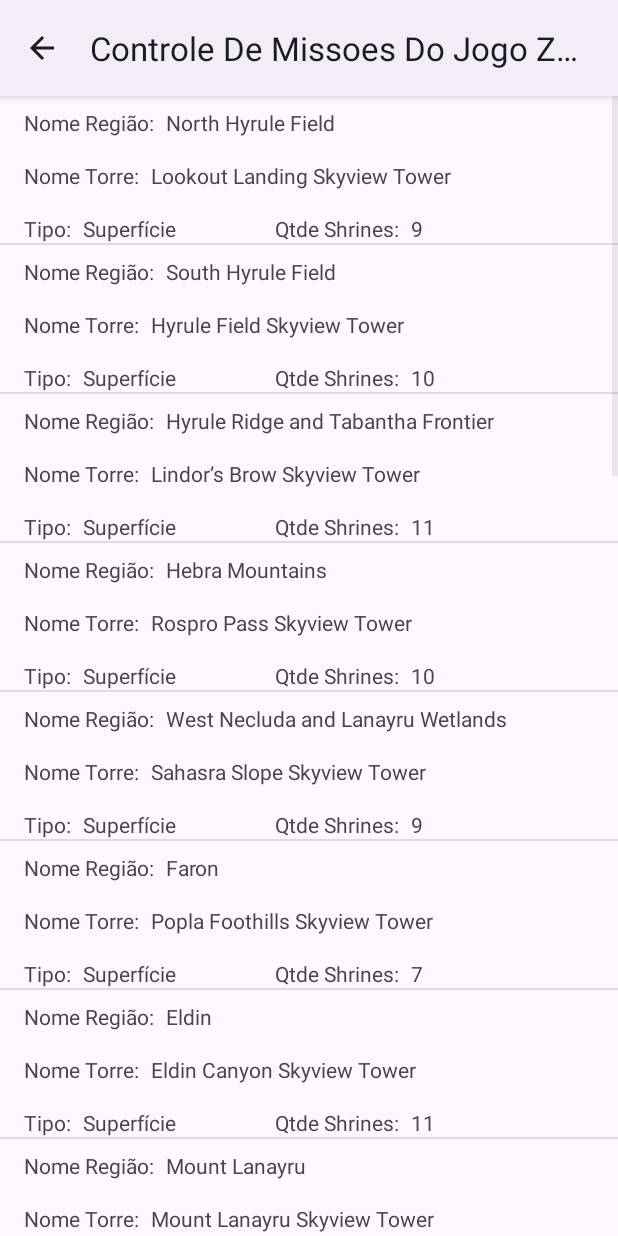
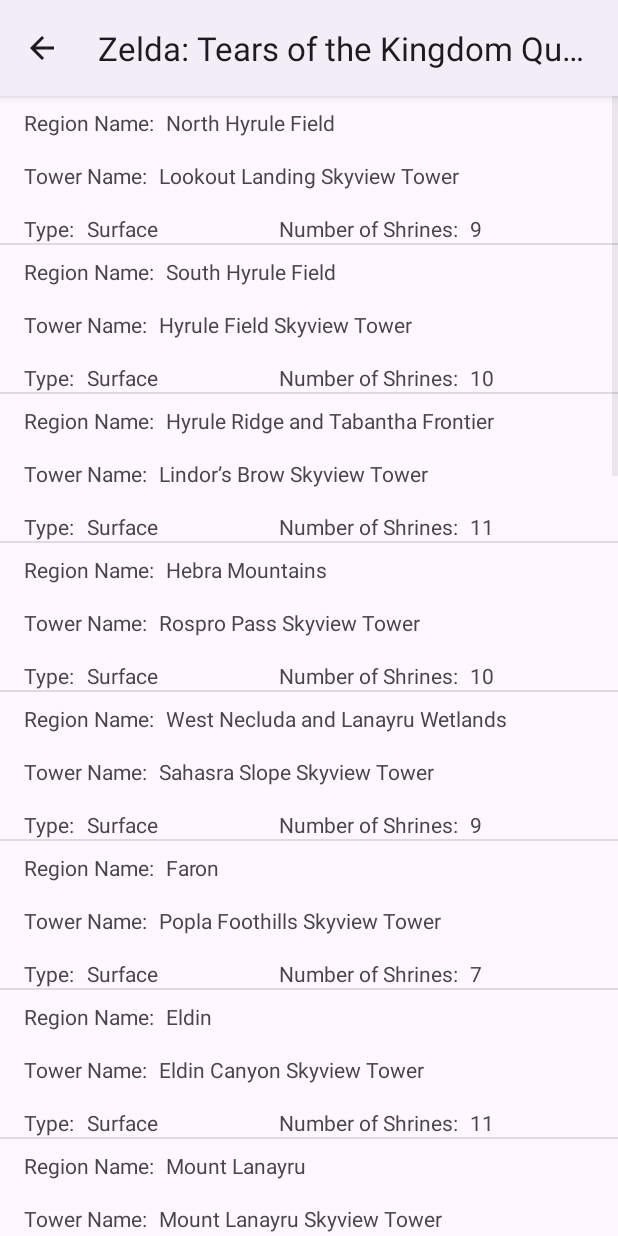
Before and after one commit to Daniellyomori/MissionControllerZelda, an Android app: the RegiaoActivity screen opened directly, with no data from a screen before it, on a phone screen of 412 x 824 dp. Run offline under Robolectric (Android 15) with nearby library versions, the phone set to English and light mode, and no system bars.

Commit message:
Realizada a internacionalização do aplicativo e inserida ordenação por nome da missão na listagem

```diff
--- a/app/src/main/java/daniellyomori/utfpr/edu/controledemissoesdojogozelda/MissaoActivity.java
+++ b/app/src/main/java/daniellyomori/utfpr/edu/controledemissoesdojogozelda/MissaoActivity.java
@@ -155,8 +155,9 @@ public class MissaoActivity extends AppCompatActivity {
 
                 boolean missaoCompleta = bundle.getBoolean(MISSAO_COMPLETA);
                 cbMissaoCompleta.setChecked(missaoCompleta);
+                setTitle(getString(R.string.alterar_missao));
             }
-            setTitle(getString(R.string.alterar_missao));
+
         }
     }
     public void salvar() {
@@ -247,7 +248,7 @@ public class MissaoActivity extends AppCompatActivity {
 
     @Override
     public boolean onCreateOptionsMenu(Menu menu) {
-        getMenuInflater().inflate(R.menu.missos_opcoes, menu);
+        getMenuInflater().inflate(R.menu.missoes_opcoes, menu);
         return true;
     }
 
--- a/app/src/main/res/values/strings.xml
+++ b/app/src/main/res/values/strings.xml
@@ -1,93 +1,95 @@
 <resources>
-    <string name="app_name">Controle De Missoes Do Jogo Zelda: Tears of The Kingdom</string>
-    <string name="nome_missao">Nome Missão</string>
-    <string name="npc_missao">NPC da Missão</string>
-    <string name="regiao">Região</string>
-    <string name="precisa_completar">Precisa completar outra missão antes dessa?</string>
-    <string name="sim">Sim</string>
-    <string name="nao">Não</string>
-    <string name="qual">Qual?</string>
-    <string name="anotacoes">Anotações</string>
-    <string name="missao_completa">Missão Completa</string>
-    <string name="limpar">Limpar</string>
-    <string name="salvar">Salvar</string>
-    <string name="apagados_valores">Valores informados apagados!</string>
-    <string name="valida_nome_missao">Campo [Nome Missão] não pode ser nulo!</string>
-    <string name="valida_anotacoes">Campo [Anotação] não pode ser nulo!</string>
-    <string name="valida_nome_npc">Campo [Nome NPC] não pode ser nulo!</string>
-    <string name="valida_radio_button_missao_dependente">Campo [Precisa Completar Missão] precisa estar selecionado!</string>
+    <string name="app_name">" Zelda: Tears of the Kingdom Quest Control"</string>
+    <string name="nome_missao">Quest Name:</string>
+    <string name="npc_missao">Quest NPC:</string>
+    <string name="regiao">Region:</string>
+    <string name="precisa_completar">Need to complete other quest before this one?</string>
+    <string name="sim">Yes</string>
+    <string name="nao">No</string>
+    <string name="qual">Which one?</string>
+    <string name="anotacoes">Notes:</string>
+    <string name="missao_completa">Quest Completed</string>
+    <string name="limpar">Clean</string>
+    <string name="salvar">Save</string>
+    <string name="apagados_valores">Values deleted!</string>
+    <string name="valida_nome_missao">Field [Quest Name] can not be null!</string>
+    <string name="valida_anotacoes">Field [Notes] can not be null!</string>
+    <string name="valida_nome_npc">Field [Quest NPC] can not be null!!</string>
+    <string name="valida_radio_button_missao_dependente">Button [Complete Another Quest] needs to be selected!</string>
 
-    <string name="regiao_espaco">"Região "</string>
-    <string name="nome_regiao">Nome Região:</string>
-    <string name="nome_torre">Nome Torre:</string>
-    <string name="tipo">Tipo: </string>
-    <string name="foi_clicada">" foi clicada!"</string>
-    <string name="qtde_shrines">Qtde Shrines:</string>
+    <string name="regiao_espaco">"Region  "</string>
+    <string name="nome_regiao">Region Name:</string>
+    <string name="nome_torre">Tower Name:</string>
+    <string name="tipo">Type:</string>
+    <string name="foi_clicada">" was clicked!"</string>
+    <string name="qtde_shrines">Number of Shrines:</string>
 
-    <string name="ceu">Céu</string>
-    <string name="superficie">Superfície</string>
+    <string name="ceu">Sky</string>
+    <string name="superficie">Surface</string>
 
-    <string name="north_hyrule_field">North Hyrule Field</string>
-    <string name="south_hyrule_field">South Hyrule Field</string>
-    <string name="hyrule_ridge_and_tabantha_frontier">Hyrule Ridge and Tabantha Frontier</string>
-    <string name="faron">Faron</string>
-    <string name="eldin">Eldin</string>
-    <string name="akkala">Akala</string>
-    <string name="tabantha_tundra">Tabantha Tundra</string>
-    <string name="great_hyrule_forest">Great Hyrule Forest</string>
-    <string name="hebra_mountains">Hebra Mountains</string>
-    <string name="west_necluda_and_lanayru_wetlands"> West Necluda and Lanayru Wetlands</string>
-    <string name="mount_lanaryu">Mount Lanayru</string>
-    <string name="lanayru_great_spring">Lanayru Great Spring</string>
-    <string name="east_necluda">East Necluda</string>
-    <string name="gerudo_desert"> Gerudo Desert</string>
-    <string name="gerudo_highlands">Gerudo Highlands</string>
+    <string name="north_hyrule_field" translatable="false">North Hyrule Field</string>
+    <string name="south_hyrule_field" translatable="false">South Hyrule Field</string>
+    <string name="hyrule_ridge_and_tabantha_frontier" translatable="false">Hyrule Ridge and Tabantha Frontier</string>
+    <string name="faron" translatable="false">Faron</string>
+    <string name="eldin" translatable="false">Eldin</string>
+    <string name="akkala" translatable="false">Akala</string>
+    <string name="tabantha_tundra" translatable="false">Tabantha Tundra</string>
+    <string name="great_hyrule_forest" translatable="false">Great Hyrule Forest</string>
+    <string name="hebra_mountains" translatable="false">Hebra Mountains</string>
+    <string name="west_necluda_and_lanayru_wetlands" translatable="false"> West Necluda and Lanayru Wetlands</string>
+    <string name="mount_lanaryu" translatable="false">Mount Lanayru</string>
+    <string name="lanayru_great_spring" translatable="false">Lanayru Great Spring</string>
+    <string name="east_necluda" translatable="false">East Necluda</string>
+    <string name="gerudo_desert" translatable="false"> Gerudo Desert</string>
+    <string name="gerudo_highlands" translatable="false">Gerudo Highlands</string>
 
-    <string name="central_hyrule">Central Hyrule</string>
-    <string name="hebra">Hebra</string>
-    <string name="faron_sky">Faron Sky</string>
-    <string name="akkala_sky">Akala Sky</string>
-    <string name="lanaryu">Lanayru</string>
-    <string name="necluda">Necluda</string>
-    <string name="eldin_sky">Eldin Sky</string>
-    <string name="gerudo">Gerudo</string>
+    <string name="central_hyrule" translatable="false">Central Hyrule</string>
+    <string name="hebra" translatable="false">Hebra</string>
+    <string name="faron_sky" translatable="false">Faron Sky</string>
+    <string name="akkala_sky" translatable="false">Akala Sky</string>
+    <string name="lanaryu" translatable="false">Lanayru</string>
+    <string name="necluda" translatable="false">Necluda</string>
+    <string name="eldin_sky" translatable="false">Eldin Sky</string>
+    <string name="gerudo" translatable="false">Gerudo</string>
 
-    <string name="lookout_landing_skyview_tower">Lookout Landing Skyview Tower</string>
-    <string name="hyrule_field_skyview_tower">Hyrule Field Skyview Tower</string>
-    <string name="lindors_brow_skyview_tower">Lindor’s Brow Skyview Tower</string>
-    <string name="popla_foothills_skyview_tower">Popla Foothills Skyview Tower</string>
-    <string name="eldin_canyon_skyview_tower">Eldin Canyon Skyview Tower</string>
-    <string name="pikida_stonegrove_skyview_tower">Pikida Stonegrove Skyview Tower</string>
-    <string name="thyphlo_ruins_skyview_tower">Thyphlo Ruins Skyview Tower</string>
-    <string name="rospro_pass_skyview_tower">Rospro Pass Skyview Tower</string>
-    <string name="sahasra_slope_skyview_tower">Sahasra Slope Skyview Tower</string>
-    <string name="mount_lanayru_skyview_tower">Mount Lanayru Skyview Tower</string>
-    <string name="upland_zorana_skyview_tower">Upland Zorana Skyview Tower</string>
-    <string name="rabella_wetlands_skyview_tower">Rabella Wetlands Skyview Tower</string>
-    <string name="ulri_mountains_skyview_tower">Ulri Mountains Skyview Tower</string>
-    <string name="gerudo_canyon_skyview_tower">Gerudo Canyon Skyview Tower</string>
-    <string name="gerudo_highlands_skyview_tower">Gerudo Highlands Skyview Tower</string>
+    <string name="lookout_landing_skyview_tower" translatable="false">Lookout Landing Skyview Tower</string>
+    <string name="hyrule_field_skyview_tower" translatable="false">Hyrule Field Skyview Tower</string>
+    <string name="lindors_brow_skyview_tower" translatable="false">Lindor’s Brow Skyview Tower</string>
+    <string name="popla_foothills_skyview_tower" translatable="false">Popla Foothills Skyview Tower</string>
+    <string name="eldin_canyon_skyview_tower" translatable="false">Eldin Canyon Skyview Tower</string>
+    <string name="pikida_stonegrove_skyview_tower" translatable="false">Pikida Stonegrove Skyview Tower</string>
+    <string name="thyphlo_ruins_skyview_tower" translatable="false">Thyphlo Ruins Skyview Tower</string>
+    <string name="rospro_pass_skyview_tower" translatable="false">Rospro Pass Skyview Tower</string>
+    <string name="sahasra_slope_skyview_tower" translatable="false">Sahasra Slope Skyview Tower</string>
+    <string name="mount_lanayru_skyview_tower" translatable="false">Mount Lanayru Skyview Tower</string>
+    <string name="upland_zorana_skyview_tower" translatable="false">Upland Zorana Skyview Tower</string>
+    <string name="rabella_wetlands_skyview_tower" translatable="false">Rabella Wetlands Skyview Tower</string>
+    <string name="ulri_mountains_skyview_tower" translatable="false">Ulri Mountains Skyview Tower</string>
+    <string name="gerudo_canyon_skyview_tower" translatable="false">Gerudo Canyon Skyview Tower</string>
+    <string name="gerudo_highlands_skyview_tower" translatable="false">Gerudo Highlands Skyview Tower</string>
 
-    <string name="nao_possui">Não Possui</string>
-    <string name="missao">"Missão "</string>
+    <string name="nao_possui">Does Not Have</string>
+    <string name="missao">"Quest  "</string>
 
-    <string name="nova_missao">"Nova Missão "</string>
-    <string name="alterar_missao">"Alterar Missão "</string>
-    <string name="o_nome_da_missao_nao_pode_ser_vazio">"O nome da missão não pode ser vazio"</string>
-    <string name="o_nome_do_npc_nao_pode_ser_vazio">"O nome do npc não pode ser vazio"</string>
-    <string name="as_anotacoes_nao_podem_estar_vazia">"As anotações não podem estar vazias"</string>
-    <string name="erro_regiao_vazia">"Campo região não pode estar vazio"</string>
-    <string name="erro_outra_missao_precisa_ser_completada">"Campo precisa completar outra missao não pode estar vazio"</string>
-    <string name="erro_qual_missao">"Campo Qual Missão precisa ser preenchido"</string>
-    <string name="cancelar">Cancelar</string>
-    <string name="novo">Novo</string>
-    <string name="sobre">Sobre</string>
-    <string name="autor">Autor: Danielly Omori Antunes de Oliveira</string>
-    <string name="curso">Curso: Especialização Java</string>
+    <string name="nova_missao">"New Quest "</string>
+    <string name="alterar_missao">"Modify Quest "</string>
+    <string name="o_nome_da_missao_nao_pode_ser_vazio">Quest Name cannot be null!</string>
+    <string name="o_nome_do_npc_nao_pode_ser_vazio">NPC\'s Name cannot be null!</string>
+    <string name="as_anotacoes_nao_podem_estar_vazia">Notes cannot be null!</string>
+    <string name="erro_regiao_vazia">Region cannot be null!</string>
+    <string name="erro_outra_missao_precisa_ser_completada">Needs To Complete Another Question cannot be null!</string>
+    <string name="erro_qual_missao">Field Which Quest needs to be checked!</string>
+    <string name="cancelar">Cancel</string>
+    <string name="novo">New</string>
+    <string name="sobre">About</string>
+    <string name="autor">Author: Danielly Omori Antunes de Oliveira</string>
+    <string name="curso">Course: Java Specialization</string>
     <string name="email">Email: daniellyomori@alunos.utfpr.edu.br</string>
-    <string name="objetivo">Criar um aplicativo que auxilie no controle de missões do jogo Zelda: Tears of the Kindgom</string>
-    <string name="adicionar">Adicionar</string>
-    <string name="editar">Editar</string>
-    <string name="excluir">Excluir</string>
+    <string name="objetivo">Create an application that helps control quests in the game Zelda: Tears of the Kindgom</string>
+    <string name="adicionar">Add</string>
+    <string name="editar">Alter</string>
+    <string name="excluir">Delete</string>
+    <string name="ordernar_Nome_Missao_ASC">Sort by Quest Name - ASC</string>
+    <string name="ordernar_Nome_Missao_DESC">Sort by Quest Name - DESC</string>
 
 </resources>
```
Also changed, not shown: app/src/main/java/daniellyomori/utfpr/edu/controledemissoesdojogozelda/MainActivity.java (+86 -2 lines), app/src/main/res/menu/main_opcoes.xml (+10 -0 lines), app/src/main/res/menu/missoes_opcoes.xml (renamed from app/src/main/res/menu/missos_opcoes.xml), 1 other file.
